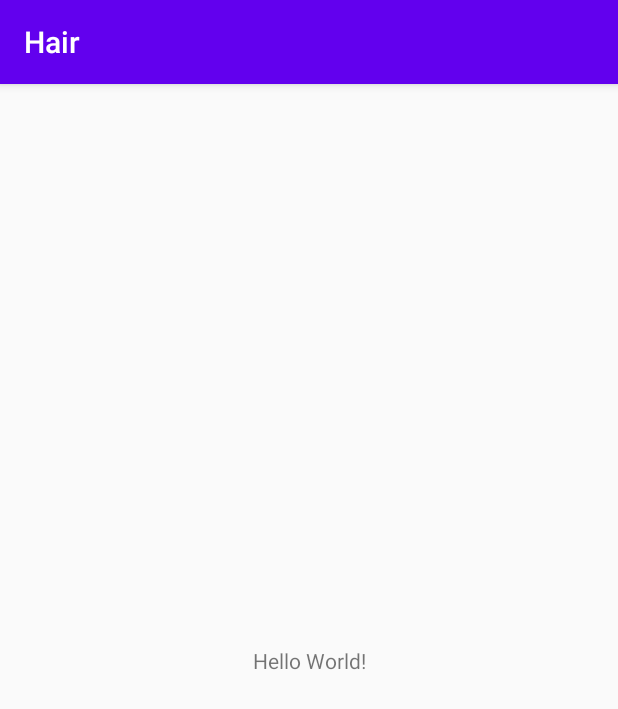
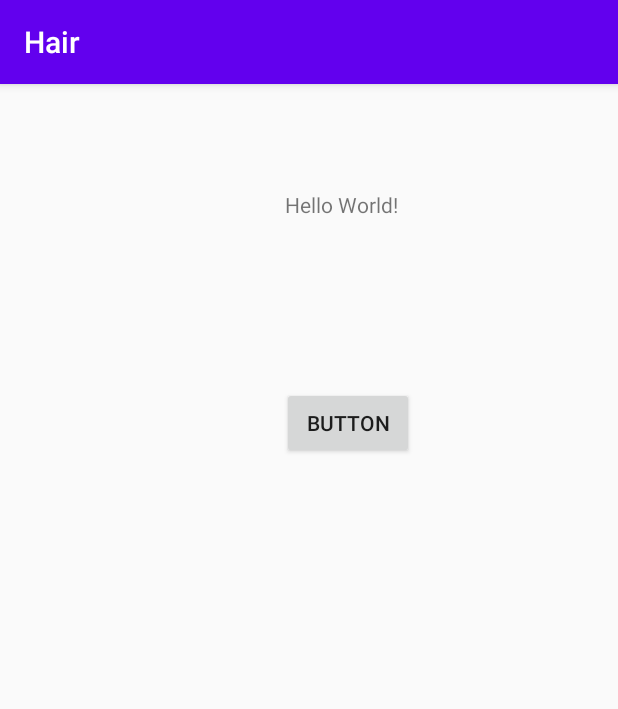
Before and after one commit to thienphuc83/AppHair, an Android app: the screen it shows after launch (MainActivity), on a phone screen of 412 x 824 dp. Shown: the top 709 px of the screen. Run offline under Robolectric (Android 15) with nearby library versions, the phone set to English and light mode, and no system bars.

Commit message:
Thêm 1 nút button

```diff
--- a/app/src/main/java/com/example/hair/MainActivity.java
+++ b/app/src/main/java/com/example/hair/MainActivity.java
@@ -3,6 +3,7 @@ package com.example.hair;
 import androidx.appcompat.app.AppCompatActivity;
 
 import android.os.Bundle;
+import android.widget.Button;
 import android.widget.TextView;
 
 public class MainActivity extends AppCompatActivity {
@@ -16,6 +17,6 @@ public class MainActivity extends AppCompatActivity {
 
     private void Anhxa() {
         TextView tvhelo = findViewById(R.id.tvhelo);
-
+        Button button = findViewById(R.id.button);
     }
 }
--- a/app/src/main/res/layout/activity_main.xml
+++ b/app/src/main/res/layout/activity_main.xml
@@ -12,8 +12,21 @@
         android:layout_height="wrap_content"
         android:text="Hello World!"
         app:layout_constraintBottom_toBottomOf="parent"
+        app:layout_constraintHorizontal_bias="0.565"
         app:layout_constraintLeft_toLeftOf="parent"
         app:layout_constraintRight_toRightOf="parent"
-        app:layout_constraintTop_toTopOf="parent" />
+        app:layout_constraintTop_toTopOf="parent"
+        app:layout_constraintVertical_bias="0.094" />
+
+    <Button
+        android:id="@+id/button"
+        android:layout_width="wrap_content"
+        android:layout_height="wrap_content"
+        android:layout_marginStart="188dp"
+        android:layout_marginLeft="188dp"
+        android:layout_marginTop="112dp"
+        android:text="Button"
+        app:layout_constraintStart_toStartOf="parent"
+        app:layout_constraintTop_toBottomOf="@+id/tvhelo" />
 
 </androidx.constraintlayout.widget.ConstraintLayout>
```
